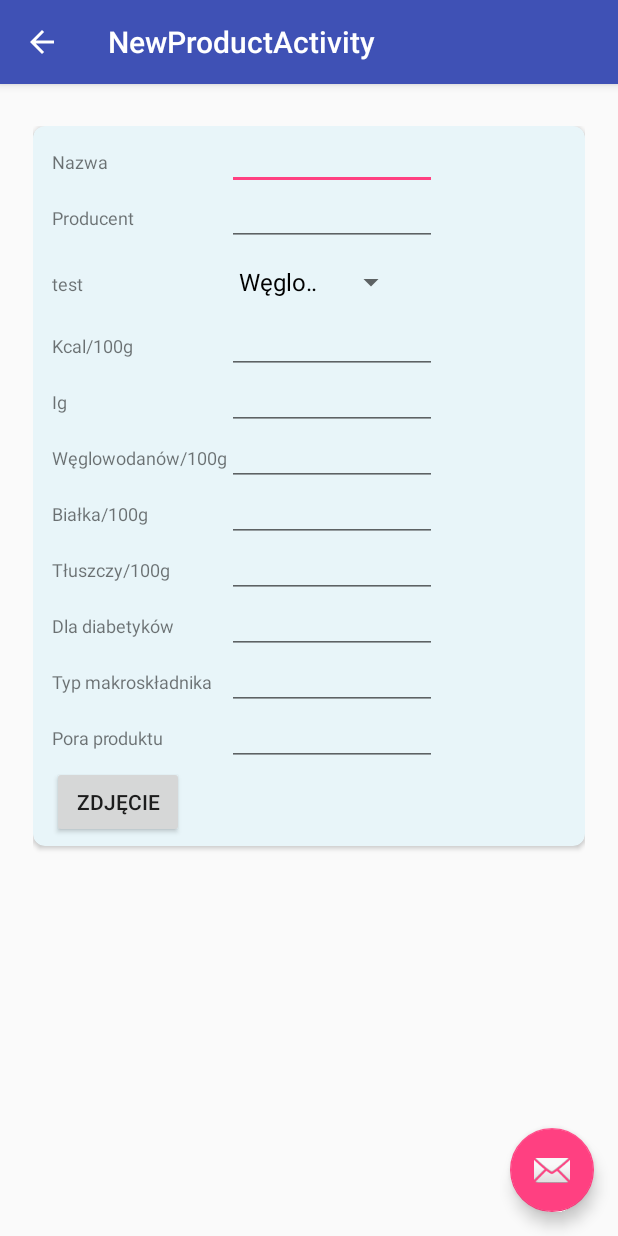
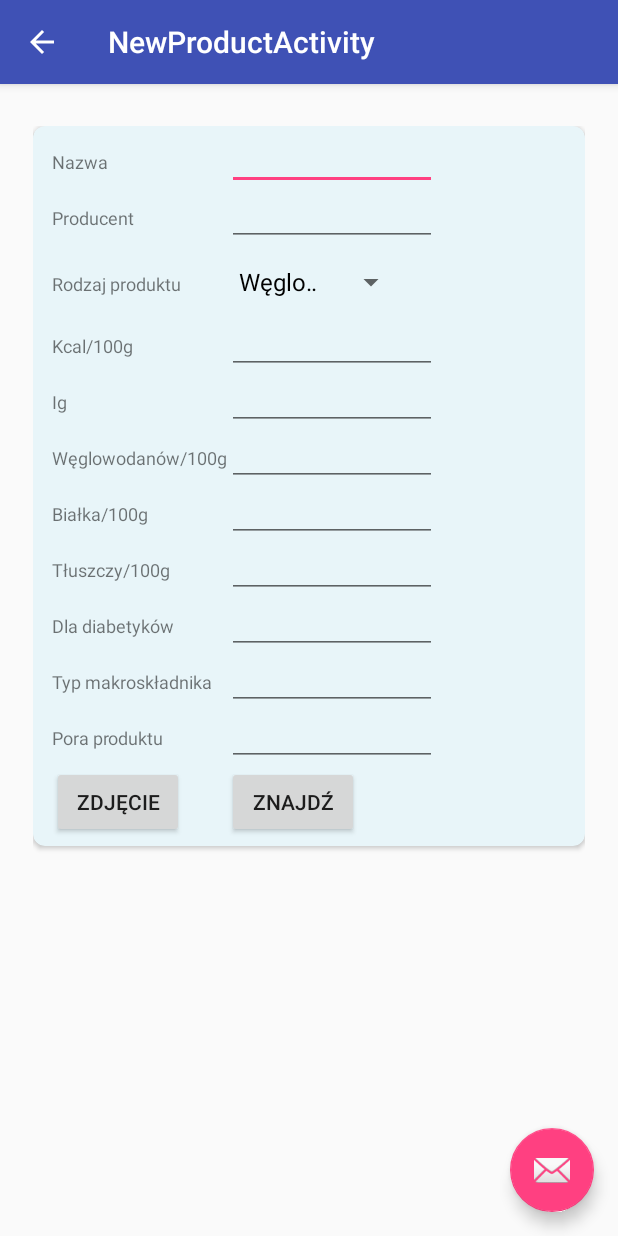
Before and after one commit to michalk933/DietVolTwo, an Android app: the NewProductActivity screen opened directly, with no data from a screen before it, after a tap on an icon or button, on a phone screen of 412 x 824 dp. Run offline under Robolectric (Android 15) with nearby library versions, the phone set to English and light mode, and no system bars; libraries missing offline, so code that uses them is left out: io.realm, io.realm.annotations; 26 statements that could not run were skipped.

Commit message:
add new product in progres

```diff
--- a/app/build.gradle
+++ b/app/build.gradle
@@ -47,6 +47,10 @@ dependencies {
     compile 'com.github.bumptech.glide:glide:3.7.0'
     compile 'com.android.support:appcompat-v7:25.3.1'
     compile 'com.android.support.constraint:constraint-layout:1.0.0-alpha9'
+    compile 'io.reactivex.rxjava2:rxandroid:2.0.1'
+// Because RxAndroid releases are few and far between, it is recommended you also
+// explicitly depend on RxJava's latest version for bug fixes and new features.
+    compile 'io.reactivex.rxjava2:rxjava:2.1.2'
     testCompile 'junit:junit:4.12'
     provided 'org.glassfish:javax.annotation:10.0-b28'
 }
--- a/app/src/main/java/com/example/michal/dietvoltwo/activity/MealActivity.java
+++ b/app/src/main/java/com/example/michal/dietvoltwo/activity/MealActivity.java
@@ -119,6 +119,8 @@ public class MealActivity extends AppCompatActivity {
                     case R.id.navigation_main_menu:
                         Toast.makeText(MealActivity.this, "Meanu główne", Toast.LENGTH_SHORT).show();
                         Log.d("MOJE LOGI", "Meanu główne");
+                        finish();
+                        startActivity(getIntent());
                         break;
                     case R.id.navigation_list_product:
                         Toast.makeText(MealActivity.this, "Lista produktów", Toast.LENGTH_SHORT).show();
--- a/app/src/main/java/com/example/michal/dietvoltwo/activity/NewProductActivity.java
+++ b/app/src/main/java/com/example/michal/dietvoltwo/activity/NewProductActivity.java
@@ -6,42 +6,54 @@ import android.content.ContentValues;
 import android.content.DialogInterface;
 import android.content.Intent;
 import android.content.pm.PackageManager;
+import android.database.Cursor;
 import android.graphics.Bitmap;
+import android.net.Uri;
 import android.os.Bundle;
+import android.os.Environment;
 import android.provider.MediaStore;
 import android.provider.Settings;
 import android.support.design.widget.FloatingActionButton;
 import android.support.design.widget.Snackbar;
 import android.support.v7.app.AppCompatActivity;
 import android.support.v7.widget.Toolbar;
+import android.util.Log;
 import android.view.View;
 import android.widget.AdapterView;
 import android.widget.ArrayAdapter;
 import android.widget.Button;
 import android.widget.EditText;
 import android.widget.Spinner;
+import android.widget.Toast;
 
 import com.example.michal.dietvoltwo.R;
 import com.example.michal.dietvoltwo.dto.ProductDto;
 import com.example.michal.dietvoltwo.service.Impl.ProductServiceImpl;
 
+import java.io.ByteArrayOutputStream;
 import java.io.File;
+import java.io.FileNotFoundException;
+import java.io.FileOutputStream;
+import java.io.IOException;
 import java.util.Date;
 
 import io.realm.Realm;
 
 public class NewProductActivity extends AppCompatActivity {
+    private static final int TAKE_PHOTO_CODE = 0;
+    private static final int CAMERA_REQUEST = 1888;
+    private int PICK_IMAGE_REQUEST = 1;
 
     private EditText nameEditText, producentEditText, kcalEditText, carboEditText, proteinEditText,
             fatEditText, igEditText, forDiabedtEditText, typeMacroEditText, timeDayEditText;
-    private Button photoButton;
+    private Button photoButton, choiceButton;
     private Spinner spinner;
     private String[] elementy = {"Węglowodanowy", "Białkowy", "Tłuszczowy"};
     private String typProduct = "Węglowodanowy";
+    private String picturePath = "";
 
-    private static final int TAKE_PHOTO_CODE = 0;
-    private static final int CAMERA_REQUEST = 1888;
     private Realm realm;
+    private byte[] bytes;
 
     @Override
     protected void onCreate(Bundle savedInstanceState) {
@@ -72,10 +84,11 @@ public class NewProductActivity extends AppCompatActivity {
                 newProduct.setIg(Integer.parseInt(igEditText.getText().toString()));
                 newProduct.setForDiabets(forDiabedtEditText.getText().toString().equals("TAK") ? 1 : 0);
                 newProduct.setCreate(new Date());
-                newProduct.setImage(R.drawable.ziemniaki);
+                newProduct.setImage(R.drawable.losos);
 
                 ProductServiceImpl.getInstance().save(newProduct);
 
+                Log.d("ZAPISANIE DO BAZY !!","dfsf");
 
             }
         });
@@ -94,6 +107,7 @@ public class NewProductActivity extends AppCompatActivity {
         typeMacroEditText = (EditText) findViewById(R.id.type_macro_edit_text);
         timeDayEditText = (EditText) findViewById(R.id.time_day_edit_text);
         photoButton = (Button) findViewById(R.id.take_photo);
+        choiceButton = (Button) findViewById(R.id.choice_photo);
         photoButton.setOnClickListener(new View.OnClickListener() {
             @Override
             public void onClick(View view) {
@@ -122,6 +136,17 @@ public class NewProductActivity extends AppCompatActivity {
             }
         });
 
+        choiceButton.setOnClickListener(new View.OnClickListener() {
+            @Override
+            public void onClick(View view) {
+                Intent intent = new Intent();
+                intent.setType("image/*");
+                intent.setAction(Intent.ACTION_GET_CONTENT);
+                startActivityForResult(Intent.createChooser(intent, "Select Picture"), PICK_IMAGE_REQUEST);
+
+            }
+        });
+
         spinner = (Spinner) findViewById(R.id.spinner);
         ArrayAdapter<String> adapter1 = new ArrayAdapter<String>(this, android.R.layout.simple_spinner_dropdown_item, elementy);
         spinner.setAdapter(adapter1);
@@ -140,12 +165,10 @@ public class NewProductActivity extends AppCompatActivity {
                         typProduct = "Tłuszczowy";
                         break;
                 }
-
             }
 
             @Override
             public void onNothingSelected(AdapterView<?> parent) {
-
             }
         });
 
@@ -154,20 +177,39 @@ public class NewProductActivity extends AppCompatActivity {
     @Override
     public void onActivityResult(int requestCode, int resultCode, Intent data) {
         if (requestCode == CAMERA_REQUEST) {
-            ContentValues values = new ContentValues();
-            String path = String.valueOf(System.currentTimeMillis());
-            values.put(MediaStore.Images.Media.TITLE, new File(this.getFilesDir(), path).toString());
-            values.put(MediaStore.Images.Media.MIME_TYPE, "image/jpeg");
-            values.put(MediaStore.Images.Media.DATA, path);
-            getContentResolver().insert( MediaStore.Images.Media.EXTERNAL_CONTENT_URI , values);
+            Bitmap photo = (Bitmap) data.getExtras().get("data");
+
+            String extStorageDirectory = Environment.getExternalStorageDirectory().toString();
+            File file = new File(extStorageDirectory, nameEditText.getText().toString() + ".PNG");
+            FileOutputStream outStream = null;
+            try {
+                outStream = new FileOutputStream(file);
+                photo.compress(Bitmap.CompressFormat.PNG, 100, outStream);
+                outStream.flush();
+                outStream.close();
+            } catch (FileNotFoundException e) {
+                e.printStackTrace();
+            } catch (IOException e) {
+                e.printStackTrace();
+            }
+        }else{
+
+            Uri uri = data.getData();
+            String[] projection = { MediaStore.Images.Media.DATA };
+            Cursor cursor = getContentResolver().query(uri, projection, null, null, null);
+            cursor.moveToFirst();
+            int columnIndex = cursor.getColumnIndex(projection[0]);
+            picturePath = cursor.getString(columnIndex); // returns null
+            cursor.close();
         }
 
     }
-
 
     @Override
     protected void onDestroy() {
         super.onDestroy();
         realm.close();
     }
+
+
 }
--- a/app/src/main/res/layout/content_new_product.xml
+++ b/app/src/main/res/layout/content_new_product.xml
@@ -70,12 +70,12 @@
                 android:textSize="12dp" />
 
             <TextView
-                android:id="@+id/test"
+                android:id="@+id/kind_product_text_view"
                 android:layout_width="wrap_content"
                 android:layout_height="wrap_content"
                 android:layout_column="0"
                 android:layout_row="2"
-                android:text="test"
+                android:text="@string/add_new_kind_product"
                 android:textSize="12dp" />
 
             <Spinner
@@ -249,6 +249,15 @@
                 android:onClick="takePhoto"
                 android:text="@string/add_new_product_photo" />
 
+            <Button
+                android:id="@+id/choice_photo"
+                android:layout_width="wrap_content"
+                android:layout_height="wrap_content"
+                android:layout_column="1"
+                android:layout_row="11"
+                android:onClick="takePhoto"
+                android:text="@string/add_new_product_choice" />
+
 
         </GridLayout>
     </android.support.v7.widget.CardView>
--- a/app/src/main/res/values/strings.xml
+++ b/app/src/main/res/values/strings.xml
@@ -68,8 +68,10 @@
     <string name="add_new_product_t">Tłuszczy/100g</string>
     <string name="add_new_product_for_diabets">Dla diabetyków</string>
     <string name="add_new_product_photo">Zdjęcie</string>
+    <string name="add_new_product_choice">Znajdź</string>
     <string name="add_new_type_macro">Typ makroskładnika</string>
     <string name="add_new_time_day">Pora produktu</string>
+    <string name="add_new_kind_product">Rodzaj produktu</string>
 
 
 
```
Also changed, not shown: app/src/main/java/com/example/michal/dietvoltwo/activity/ProductActivity.java (+20 -5 lines).
